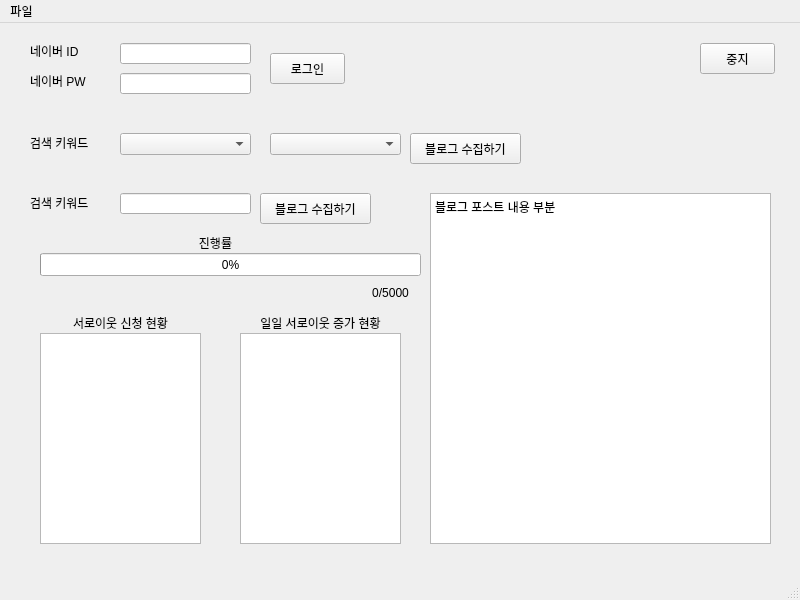
Before: the Qt Designer form TestUi.ui in jae-heo/blog-manager, drawn with Qt 5.
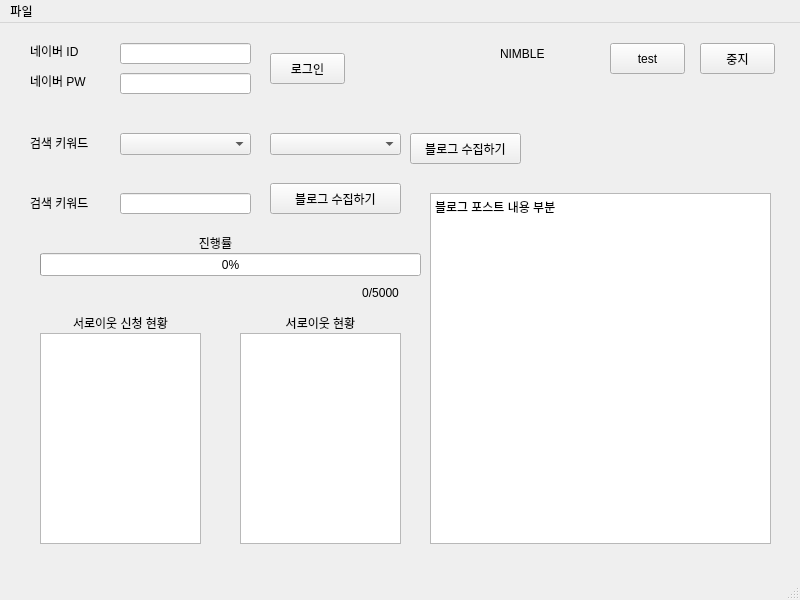
After: the same form once the commit is applied.

Diff of the .ui file:
```diff
--- a/TestUi.ui
+++ b/TestUi.ui
@@ -170,9 +170,9 @@
    <widget class="QLabel" name="neighbor_request_percent">
     <property name="geometry">
      <rect>
-      <x>360</x>
+      <x>330</x>
       <y>260</y>
-      <width>61</width>
+      <width>101</width>
       <height>20</height>
      </rect>
     </property>
@@ -237,9 +237,9 @@
    <widget class="QPushButton" name="collect_by_search_button">
     <property name="geometry">
      <rect>
-      <x>260</x>
-      <y>170</y>
-      <width>111</width>
+      <x>270</x>
+      <y>160</y>
+      <width>131</width>
       <height>31</height>
      </rect>
     </property>
@@ -277,7 +277,7 @@
      </rect>
     </property>
     <property name="text">
-     <string>일일 서로이웃 증가 현황</string>
+     <string>서로이웃 현황</string>
     </property>
     <property name="alignment">
      <set>Qt::AlignCenter</set>
@@ -301,6 +301,32 @@
 &lt;p style=&quot;-qt-paragraph-type:empty; margin-top:0px; margin-bottom:0px; margin-left:0px; margin-right:0px; -qt-block-indent:0; text-indent:0px;&quot;&gt;&lt;br /&gt;&lt;/p&gt;&lt;/body&gt;&lt;/html&gt;</string>
     </property>
    </widget>
+   <widget class="QLabel" name="label">
+    <property name="geometry">
+     <rect>
+      <x>500</x>
+      <y>20</y>
+      <width>51</width>
+      <height>21</height>
+     </rect>
+    </property>
+    <property name="text">
+     <string>NIMBLE</string>
+    </property>
+   </widget>
+   <widget class="QPushButton" name="test_button">
+    <property name="geometry">
+     <rect>
+      <x>610</x>
+      <y>20</y>
+      <width>75</width>
+      <height>31</height>
+     </rect>
+    </property>
+    <property name="text">
+     <string>test</string>
+    </property>
+   </widget>
   </widget>
   <widget class="QMenuBar" name="menubar">
    <property name="geometry">
```
